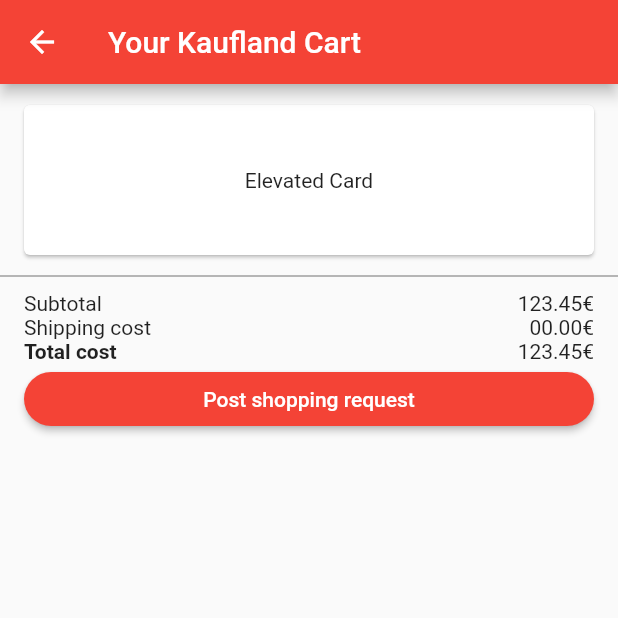
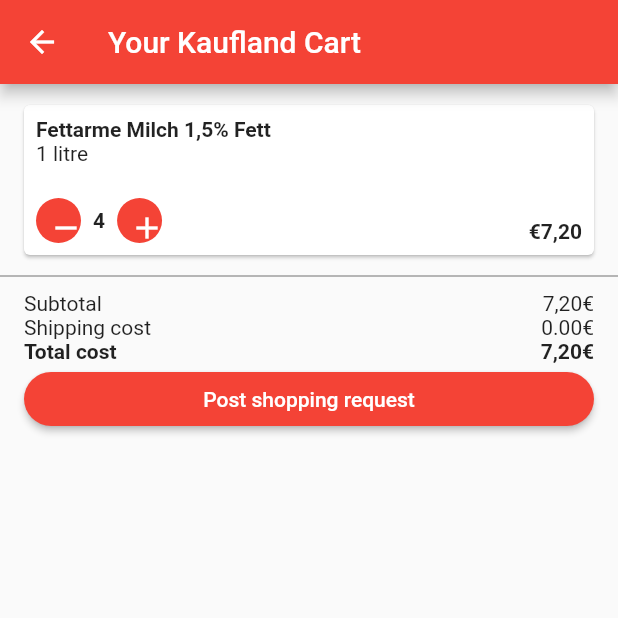
Before and after one commit to melikeo/schwarzit, a Flutter app: the CartScreen screen opened directly, on a phone screen of 412 x 824 dp, the top half of it. Run offline on Flutter 3.47's test engine with Material 2 defaults, Android fonts, the light colour scheme and no system bars; accounts and stored records are empty; network calls fail.

Commit message:
add product

```diff
--- a/lib/screens/cart-screen.dart
+++ b/lib/screens/cart-screen.dart
@@ -26,8 +26,86 @@
                 child: SizedBox(
                   width: 380,
                   height: 100,
-                  child: Center(
-                    child: Text('Elevated Card'),
+                  child: Stack(
+                    children: [
+                      Positioned(
+                        top: 8,
+                        left: 8,
+                        child: Column(
+                          crossAxisAlignment: CrossAxisAlignment.start,
+                          children: [
+                            Text(
+                              'Fettarme Milch 1,5% Fett',
+                              style: TextStyle(
+                                fontWeight: FontWeight.bold,
+                              ),
+                            ),
+                            Text(
+                              '1 litre',
+                            ),
+                          ],
+                        ),
+                      ),
+                      Positioned(
+                        bottom: 8,
+                        left: 8,
+                        child: Column(
+                          crossAxisAlignment: CrossAxisAlignment.start,
+                          children: [ Row(children: [
+                            Container(
+                              width: 30,
+                              height: 30,
+                              decoration: BoxDecoration(
+                                shape: BoxShape.circle,
+                                color: Colors.red,
+                              ),
+                              child: IconButton(
+                                onPressed: () {},
+                                icon: Icon(
+                                  Icons.remove,
+                                  color: Colors.white,
+                                ),
+                              ),
+                            ),
+                            SizedBox(width: 8),
+                            Text(
+                              '4',
+                              style: TextStyle(
+                                fontWeight: FontWeight.bold,
+                              ),
+                            ),
+                            SizedBox(width: 8),
+                            Container(
+                              width: 30,
+                              height: 30,
+                              decoration: BoxDecoration(
+                                shape: BoxShape.circle,
+                                color: Colors.red,
+                              ),
+                              child: IconButton(
+                                onPressed: () {},
+                                icon: Icon(
+                                  Icons.add,
+                                  color: Colors.white,
+                                ),
+                              ),
+                            ),
+                          ],
+                      )]
+                        ),
+          ),
+
+                      Positioned(
+                        bottom: 8,
+                        right: 8,
+                        child: Text(
+                          '€7,20',
+                          style: TextStyle(
+                            fontWeight: FontWeight.bold,
+                          ),
+                        ),
+                      ),
+                    ],
                   ),
                 ),
               ),
@@ -52,7 +130,7 @@
                     mainAxisAlignment: MainAxisAlignment.spaceBetween,
                     children: [
                       Text('Subtotal'),
-                      Text('123.45€'),
+                      Text('7,20€'),
                     ],
                   ),
                 ),
@@ -68,7 +146,7 @@
                     mainAxisAlignment: MainAxisAlignment.spaceBetween,
                     children: [
                       Text('Shipping cost'),
-                      Text('00.00€'),
+                      Text('0.00€'),
                     ],
                   ),
                 ),
@@ -87,7 +165,7 @@
                         'Total cost',
                         style: TextStyle(fontWeight: FontWeight.bold),
                       ),
-                      Text('123.45€'),
+                      Text('7,20€', style: TextStyle(fontWeight: FontWeight.bold),),
                     ],
                   ),
                 ),
```
